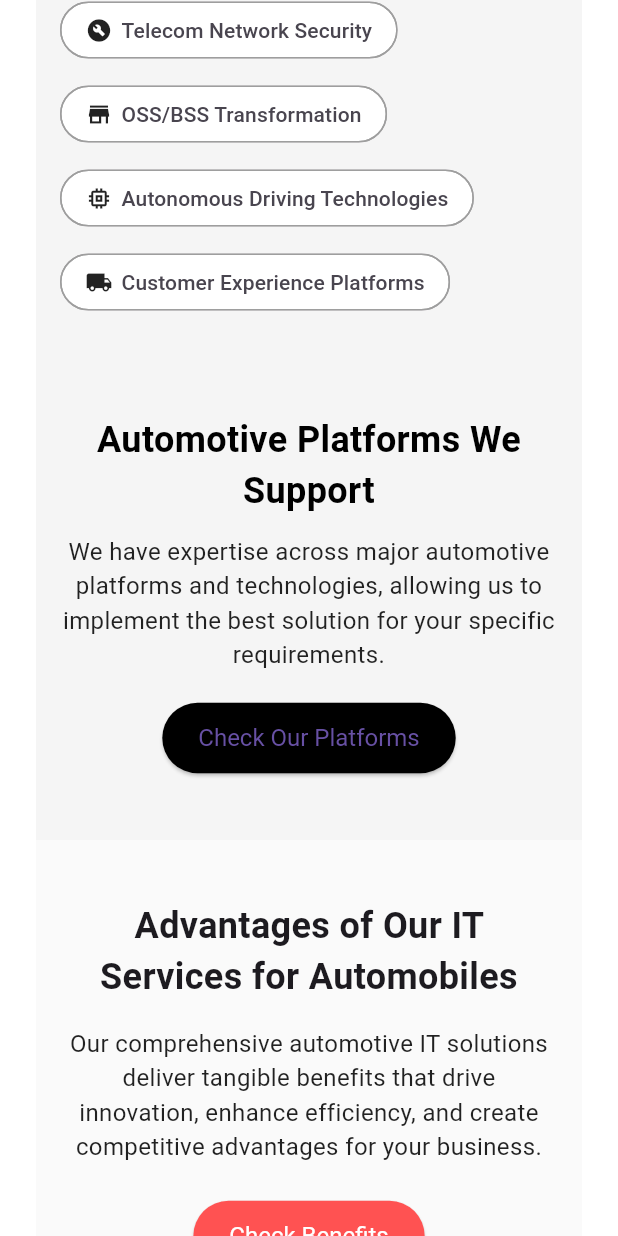
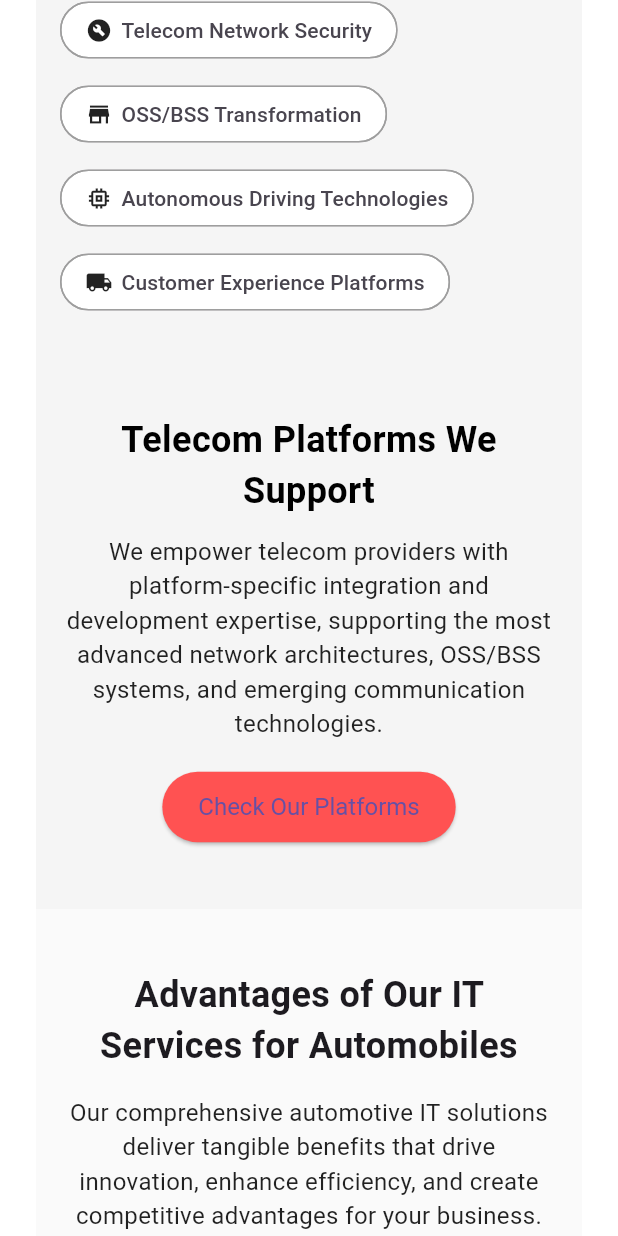
Before and after one commit to DIV-SYSTEM/onlineapk, a Flutter app: the ContainTL screen opened directly, scrolled down 1728 dp, on a phone screen of 412 x 824 dp. Run offline on Flutter 3.47's test engine with Material 3 defaults, Android fonts, the phone set to English and light mode, and no system bars; our stand-ins replace carousel_slider, flutter_spinkit, intl_phone_field, percent_indicator, pie_chart, video_player and 1 more; network calls fail.

Commit message:
Update tl5.dart

```diff
--- a/lib/Telecomm/tl5.dart
+++ b/lib/Telecomm/tl5.dart
@@ -6,7 +6,7 @@ class AM5 extends StatefulWidget { const AM5({super.key});
 
 class _AM5State extends State<AM5> { bool showPlatforms = false;
 
-final List<Map<String, dynamic>> platforms = [ { 'icon': Icons.settings, 'title': 'AUTOSAR', 'description': 'Standardized automotive software architecture for ECU development.' }, { 'icon': Icons.android, 'title': 'Android Automotive', 'description': 'Open-source platform powering in-car infotainment systems.' }, { 'icon': Icons.memory, 'title': 'QNX', 'description': 'Reliable real-time OS for embedded automotive systems.' }, { 'icon': Icons.cloud, 'title': 'AWS IoT', 'description': 'Scalable cloud platform for connected vehicle solutions.' }, { 'icon': Icons.cloud_queue, 'title': 'Azure IoT', 'description': 'Microsoft’s cloud platform for vehicle data and management.' }, { 'icon': Icons.build, 'title': 'Custom Platform', 'description': 'Tailored platforms to meet specific automotive business needs.' }, ];
+final List<Map<String, dynamic>> platforms = [ { 'icon': Icons.settings, 'title': '5G Core Platforms', 'description': 'Deploy scalable solutions on 5G Standalone and Non-Standalone cores.' }, { 'icon': Icons.android, 'title': 'OSS/BSS Systems', 'description': 'Integrate seamlessly with industry-leading OSS and BSS platforms.' }, { 'icon': Icons.memory, 'title': 'Telecom Cloud (Telco Cloud)', 'description': 'Utilize carrier-grade cloud platforms for flexibility and resilience.' }, { 'icon': Icons.cloud, 'title':'SD-WAN & NFV', 'description': 'Enable agile networking with software-defined WAN and network functions virtualization.' }, { 'icon': Icons.cloud_queue, 'title': 'IoT Device Management', 'description': 'Manage millions of connected devices efficiently and securely.' }, { 'icon': Icons.build, 'title': 'Customer Engagement Platforms', 'description': 'Deliver personalized interactions using omnichannel communication systems.' }, ];
 
 @override Widget build(BuildContext context) { final screenWidth = MediaQuery.of(context).size.width;
 
@@ -17,7 +17,7 @@ return Container(
     crossAxisAlignment: CrossAxisAlignment.center,
     children: [
       const Text(
-        'Automotive Platforms We Support',
+        'Telecom Platforms We Support',
         textAlign: TextAlign.center,
         style: TextStyle(
           fontSize: 24,
@@ -27,7 +27,7 @@ return Container(
       ),
       const SizedBox(height: 12),
       const Text(
-        'We have expertise across major automotive platforms and technologies, allowing us to implement the best solution for your specific requirements.',
+        'We empower telecom providers with platform-specific integration and development expertise, supporting the most advanced network architectures, OSS/BSS systems, and emerging communication technologies.',
         textAlign: TextAlign.center,
         style: TextStyle(fontSize: 16, color: Colors.black87),
       ),
@@ -39,7 +39,7 @@ return Container(
           });
         },
         style: ElevatedButton.styleFrom(
-          backgroundColor: Colors.black,
+          backgroundColor: Colors.redAccent,
           shape: RoundedRectangleBorder(
             borderRadius: BorderRadius.circular(30),
           ),
```
